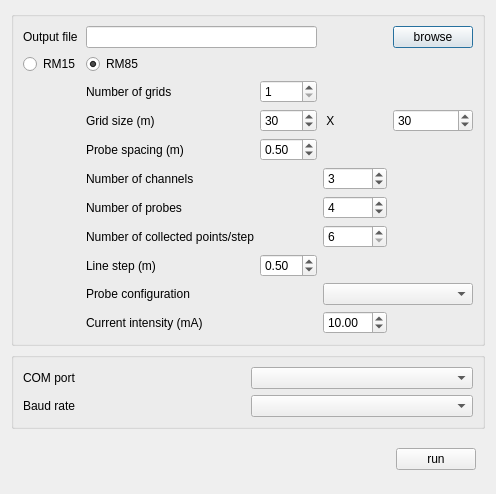
Qt form ui/ui_ElecDownDialog.ui (narimanInrap/AGT) before a commit.
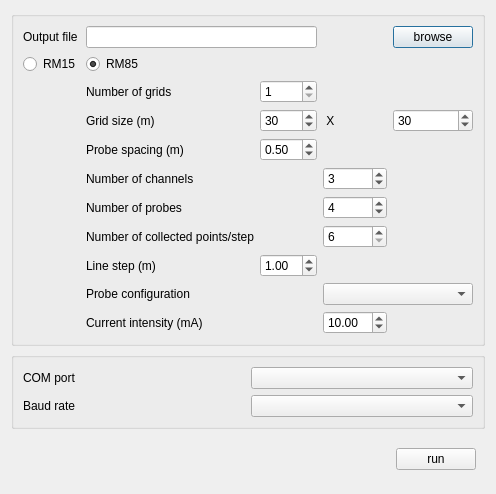
The same form after that commit.

```diff
--- a/ui/ui_ElecDownDialog.ui
+++ b/ui/ui_ElecDownDialog.ui
@@ -41,7 +41,7 @@
          <double>0.100000000000000</double>
         </property>
         <property name="value">
-         <double>0.500000000000000</double>
+         <double>1.000000000000000</double>
         </property>
        </widget>
       </item>
```
